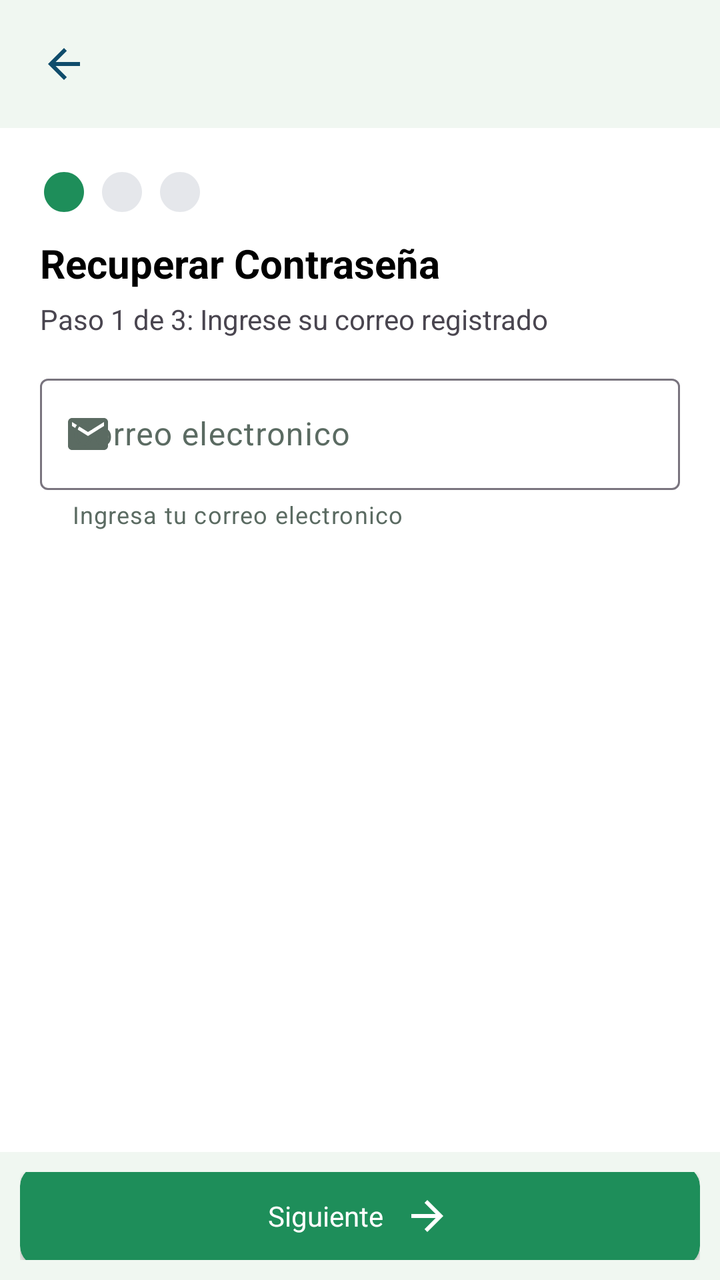
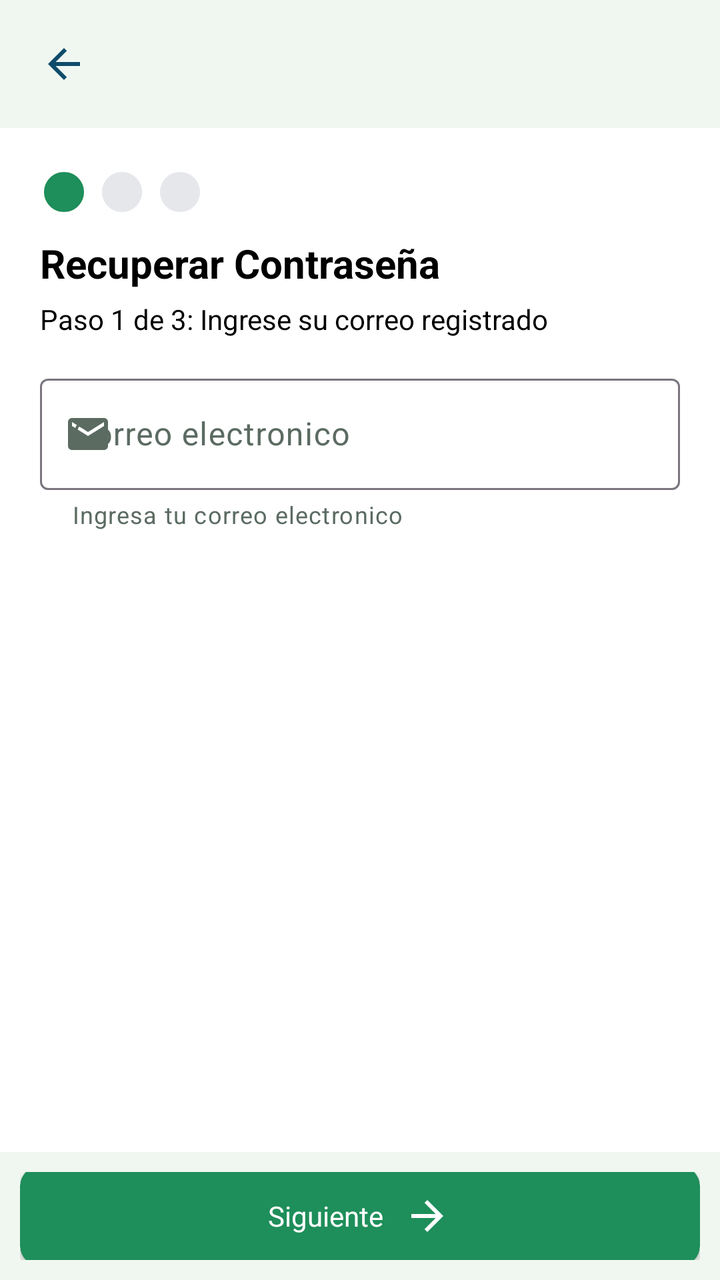

Screens rendered from an Android XML layout before and after an edit, with the pre-edit source and the edit as a unified diff.
<!-- AndroidManifest.xml: application theme Theme.Citasmedicas -->
<!-- res/layout/activity_recuperar.xml -->
<?xml version="1.0" encoding="utf-8"?>
<androidx.constraintlayout.widget.ConstraintLayout xmlns:android="http://schemas.android.com/apk/res/android"
    xmlns:app="http://schemas.android.com/apk/res-auto"
    xmlns:tools="http://schemas.android.com/tools"
    android:id="@+id/main"
    android:layout_width="match_parent"
    android:layout_height="match_parent"
    tools:context=".ui.Recuperar">
    <LinearLayout
        android:layout_width="match_parent"
        android:layout_height="match_parent"
        android:background="@color/white"
        android:orientation="vertical">
        <LinearLayout
            android:layout_width="match_parent"
            android:layout_height="0dp"
            android:layout_weight="10"
            android:background="@color/background2"
            android:orientation="horizontal"
            android:gravity="center_vertical"
            android:paddingLeft="20dp">
            <ImageView
                android:id="@+id/btn_atras"
                android:layout_width="wrap_content"
                android:layout_height="wrap_content"
                android:src="@drawable/baseline_arrow_back_24"></ImageView>
            <TextView
                android:paddingLeft="10dp"
                android:layout_width="wrap_content"
                android:layout_height="wrap_content"></TextView>
        </LinearLayout>
        <ViewFlipper
            android:id="@+id/viewflipper_recuperar"
            android:layout_width="match_parent"
            android:layout_height="0dp"
            android:layout_weight="80">
            <LinearLayout
                android:layout_width="match_parent"
                android:layout_height="match_parent"
                android:orientation="vertical"
                android:gravity="top"
                android:padding="20dp">
                <LinearLayout
                    android:layout_width="wrap_content"
                    android:layout_height="wrap_content"
                    android:orientation="horizontal">
                    <ImageView
                        android:layout_width="wrap_content"
                        android:layout_height="wrap_content"
                        android:src="@drawable/baseline_circle_active"
                        android:paddingRight="5dp"></ImageView>
                    <ImageView
                        android:layout_width="wrap_content"
                        android:layout_height="wrap_content"
                        android:src="@drawable/baseline_circle_inactive"
                        android:paddingRight="5dp"></ImageView>
                    <ImageView
                        android:layout_width="wrap_content"
                        android:layout_height="wrap_content"
                        android:src="@drawable/baseline_circle_inactive"></ImageView>
                </LinearLayout>
                <TextView
                    android:paddingTop="10dp"
                    android:layout_width="wrap_content"
                    android:layout_height="wrap_content"
                    android:layout_gravity="left"
                    android:text="@string/recuperar_contra"
                    android:textStyle="bold"
                    android:textSize="20dp"
                    android:textColor="@color/black"></TextView>
                <TextView
                    android:paddingTop="5dp"
                    android:layout_gravity="left"
                    android:layout_width="wrap_content"
                    android:layout_height="wrap_content"
                    android:text="@string/Paso1_recuperar"
                    android:paddingBottom="15dp"></TextView>
                <com.google.android.material.textfield.TextInputLayout
                    android:id="@+id/input_correoregistrado"
                    android:paddingBottom="15dp"
                    android:layout_gravity="left"
                    android:layout_width="match_parent"
                    android:layout_height="wrap_content"
                    android:hint="@string/correo"
                    android:textColorHint="@color/inputs"
                    app:helperTextEnabled="true"
                    app:helperText="@string/help_correo"
                    app:helperTextTextColor="@color/inputs"
                    app:endIconTint="@color/inputs"
                    app:startIconTint="@color/inputs"
                    app:endIconMode="clear_text"
                    app:startIconDrawable="@drawable/baseline_email_24">
                    <com.google.android.material.textfield.TextInputEditText
                        android:textColor="@color/inputs"
                        android:id="@+id/recuperar_correo"
                        android:layout_width="match_parent"
                        android:layout_height="match_parent"
                        android:inputType="textEmailAddress"
                        android:maxLength="100"
                        android:maxLines="1">
                    </com.google.android.material.textfield.TextInputEditText>
                </com.google.android.material.textfield.TextInputLayout>
            </LinearLayout>
            <LinearLayout
                android:layout_width="match_parent"
                android:layout_height="match_parent"
                android:orientation="vertical"
                android:gravity="top"
                android:padding="20dp">
                <LinearLayout
                    android:layout_width="wrap_content"
                    android:layout_height="wrap_content"
                    android:orientation="horizontal">
                    <ImageView
                        android:layout_width="wrap_content"
                        android:layout_height="wrap_content"
                        android:src="@drawable/baseline_circle_inactive"
                        android:paddingRight="5dp"></ImageView>
                    <ImageView
                        android:layout_width="wrap_content"
                        android:layout_height="wrap_content"
                        android:src="@drawable/baseline_circle_active"
                        android:paddingRight="5dp"></ImageView>
                    <ImageView
                        android:layout_width="wrap_content"
                        android:layout_height="wrap_content"
                        android:src="@drawable/baseline_circle_inactive"></ImageView>
                </LinearLayout>
                <TextView
                    android:paddingTop="10dp"
                    android:layout_width="wrap_content"
                    android:layout_height="wrap_content"
                    android:layout_gravity="left"
                    android:text="@string/recuperar_contra2"
                    android:textStyle="bold"
                    android:textSize="20dp"
                    android:textColor="@color/black"></TextView>
                <TextView
                    android:paddingTop="5dp"
                    android:layout_gravity="left"
                    android:layout_width="wrap_content"
                    android:layout_height="wrap_content"
                    android:text="@string/Paso2_recuperar"
                    android:paddingBottom="15dp"></TextView>
                <com.google.android.material.textfield.TextInputLayout
                    android:id="@+id/input_codigo"
                    android:paddingBottom="15dp"
                    android:layout_gravity="left"
                    android:layout_width="match_parent"
                    android:layout_height="wrap_content"
                    android:hint="@string/recuperar"
                    android:textColorHint="@color/inputs"
                    app:helperTextEnabled="true"
                    app:helperText="@string/help_recuperar"
                    app:helperTextTextColor="@color/inputs"
                    app:endIconTint="@color/inputs"
                    app:startIconTint="@color/inputs"
                    app:endIconMode="clear_text"
                    app:startIconDrawable="@drawable/baseline_key_24">
                    <com.google.android.material.textfield.TextInputEditText
                        android:textColor="@color/inputs"
                        android:id="@+id/registro_codigo"
                        android:inputType="number"
                        android:layout_width="match_parent"
                        android:layout_height="match_parent"
                        android:maxLength="6"
                        android:digits="0123456789"
                        android:maxLines="1">
                    </com.google.android.material.textfield.TextInputEditText>
                </com.google.android.material.textfield.TextInputLayout>
            </LinearLayout>
            <LinearLayout
                android:layout_width="match_parent"
                android:layout_height="match_parent"
                android:orientation="vertical"
                android:gravity="top"
                android:padding="20dp">
                <LinearLayout
                    android:layout_width="wrap_content"
                    android:layout_height="wrap_content"
                    android:orientation="horizontal">
                    <ImageView
                        android:layout_width="wrap_content"
                        android:layout_height="wrap_content"
                        android:src="@drawable/baseline_circle_inactive"
                        android:paddingRight="5dp"></ImageView>
                    <ImageView
                        android:layout_width="wrap_content"
                        android:layout_height="wrap_content"
                        android:src="@drawable/baseline_circle_inactive"
                        android:paddingRight="5dp"></ImageView>
                    <ImageView
                        android:layout_width="wrap_content"
                        android:layout_height="wrap_content"
                        android:src="@drawable/baseline_circle_active"></ImageView>
                </LinearLayout>
                <TextView
                    android:paddingTop="10dp"
                    android:layout_width="wrap_content"
                    android:layout_height="wrap_content"
                    android:layout_gravity="left"
                    android:text="@string/recuperar_contra3"
                    android:textStyle="bold"
                    android:textSize="20dp"
                    android:textColor="@color/black"></TextView>
                <TextView
                    android:paddingTop="5dp"
                    android:layout_gravity="left"
                    android:layout_width="wrap_content"
                    android:layout_height="wrap_content"
                    android:text="@string/Paso3_recuperar"
                    android:paddingBottom="15dp"></TextView>
                <com.google.android.material.textfield.TextInputLayout
                    android:id="@+id/input_nuevacontra"
                    android:paddingBottom="15dp"
                    android:layout_gravity="left"
                    android:layout_width="match_parent"
                    android:layout_height="wrap_content"
                    android:textColorHint="@color/inputs"
                    android:hint="@string/nueva_contra"
                    app:helperTextEnabled="true"
                    app:helperText="@string/help_nuevacontra"
                    app:helperTextTextColor="@color/inputs"
                    app:endIconMode="password_toggle"
                    app:endIconTint="@color/inputs"
                    app:startIconTint="@color/inputs"
                    app:startIconDrawable="@drawable/baseline_lock_24">
                    <com.google.android.material.textfield.TextInputEditText
                        android:id="@+id/recuperar_contra"
                        android:textColor="@color/inputs"
                        android:inputType="textPassword"
                        android:layout_width="match_parent"
                        android:layout_height="match_parent"
                        android:maxLength="80"
                        android:maxLines="1">
                    </com.google.android.material.textfield.TextInputEditText>
                </com.google.android.material.textfield.TextInputLayout>
                <com.google.android.material.textfield.TextInputLayout
                    android:id="@+id/input_confirmarnuevacontra"
                    android:paddingBottom="15dp"
                    android:layout_gravity="left"
                    android:layout_width="match_parent"
                    android:layout_height="wrap_content"
                    android:hint="@string/Contra2"
                    android:textColorHint="@color/inputs"
                    app:helperTextEnabled="true"
                    app:helperText="@string/help_contra2"
                    app:helperTextTextColor="@color/inputs"
                    app:endIconMode="password_toggle"
                    app:endIconTint="@color/inputs"
                    app:startIconTint="@color/inputs"
                    app:startIconDrawable="@drawable/baseline_lock_24">
                    <com.google.android.material.textfield.TextInputEditText
                        android:id="@+id/recuperar_contra2"
                        android:textColor="@color/inputs"
                        android:inputType="textPassword"
                        android:layout_width="match_parent"
                        android:layout_height="match_parent"
                        android:maxLength="80"
                        android:maxLines="1">
                    </com.google.android.material.textfield.TextInputEditText>
                </com.google.android.material.textfield.TextInputLayout>
            </LinearLayout>
        </ViewFlipper>
        <LinearLayout
            android:layout_width="match_parent"
            android:layout_height="0dp"
            android:layout_weight="10"
            android:background="@color/background2"
            android:gravity="center"
            android:padding="10dp">
            <androidx.cardview.widget.CardView
                android:id="@+id/btn_siguiente"
                android:focusable="true"
                android:clickable="true"
                android:layout_width="match_parent"
                android:layout_height="50dp"
                app:cardBackgroundColor="@color/primary"
                app:cardCornerRadius="10dp">
                <LinearLayout
                    android:layout_width="match_parent"
                    android:layout_height="match_parent"
                    android:orientation="horizontal"
                    android:gravity="center">
                    <TextView
                        android:id="@+id/txt_boton"
                        android:layout_width="wrap_content"
                        android:layout_height="wrap_content"
                        android:text="@string/siguiente"
                        android:textColor="@color/white"></TextView>
                    <ImageView
                        android:paddingLeft="10dp"
                        android:layout_width="wrap_content"
                        android:layout_height="wrap_content"
                        android:src="@drawable/baseline_arrow_forward_24"></ImageView>

                </LinearLayout>
            </androidx.cardview.widget.CardView>
        </LinearLayout>
    </LinearLayout>
</androidx.constraintlayout.widget.ConstraintLayout>
<!-- resources referenced by this layout -->
<resources>
  <color name="background2">#F0F7F1</color>
  <color name="black">#FF000000</color>
  <color name="inputs">#5B6B62</color>
  <color name="primary">#1E8E5A</color>
  <color name="white">#FFFFFFFF</color>
  <!-- drawable baseline_arrow_back_24 (drawable) -->
  <vector xmlns:android="http://schemas.android.com/apk/res/android" android:autoMirrored="true" android:height="24dp" android:tint="#0F4C6B" android:viewportHeight="24" android:viewportWidth="24" android:width="24dp">
        
      <path android:fillColor="@android:color/white" android:pathData="M20,11H7.83l5.59,-5.59L12,4l-8,8 8,8 1.41,-1.41L7.83,13H20v-2z"/>
      
  </vector>
  <!-- drawable baseline_arrow_forward_24 (drawable) -->
  <vector xmlns:android="http://schemas.android.com/apk/res/android" android:autoMirrored="true" android:height="24dp" android:tint="#FFFFFF" android:viewportHeight="24" android:viewportWidth="24" android:width="24dp">
        
      <path android:fillColor="@android:color/white" android:pathData="M12,4l-1.41,1.41L16.17,11H4v2h12.17l-5.58,5.59L12,20l8,-8z"/>
      
  </vector>
  <!-- drawable baseline_circle_active (drawable) -->
  <vector xmlns:android="http://schemas.android.com/apk/res/android" android:height="24dp" android:tint="#1E8E5A" android:viewportHeight="24" android:viewportWidth="24" android:width="24dp">
        
      <path android:fillColor="@android:color/white" android:pathData="M12,2C6.47,2 2,6.47 2,12s4.47,10 10,10 10,-4.47 10,-10S17.53,2 12,2z"/>
      
  </vector>
  <!-- drawable baseline_circle_inactive (drawable) -->
  <vector xmlns:android="http://schemas.android.com/apk/res/android" android:height="24dp" android:tint="#E5E7EB" android:viewportHeight="24" android:viewportWidth="24" android:width="24dp">
        
      <path android:fillColor="@android:color/white" android:pathData="M12,2C6.47,2 2,6.47 2,12s4.47,10 10,10 10,-4.47 10,-10S17.53,2 12,2z"/>
      
  </vector>
  <!-- drawable baseline_email_24 (drawable) -->
  <vector xmlns:android="http://schemas.android.com/apk/res/android" android:height="24dp" android:tint="#000000" android:viewportHeight="24" android:viewportWidth="24" android:width="24dp">
        
      <path android:fillColor="@android:color/white" android:pathData="M20,4L4,4c-1.1,0 -1.99,0.9 -1.99,2L2,18c0,1.1 0.9,2 2,2h16c1.1,0 2,-0.9 2,-2L22,6c0,-1.1 -0.9,-2 -2,-2zM20,8l-8,5 -8,-5L4,6l8,5 8,-5v2z"/>
      
  </vector>
  <string name="Contra2">Confirmar contraseña</string>
  <string name="Paso1_recuperar">Paso 1 de 3: Ingrese su correo registrado</string>
  <string name="Paso2_recuperar">Paso 2 de 3: Revise el correo, se envio un codigo de 6 digitos</string>
  <string name="Paso3_recuperar">Paso 3 de 3: Ingrese su nueva contraseña</string>
  <string name="correo">Correo electronico</string>
  <string name="help_contra2">Ingresa nuevamente tu contraseña</string>
  <string name="help_correo">Ingresa tu correo electronico</string>
  <string name="help_nuevacontra">Ingrese su nueva contraseña</string>
  <string name="help_recuperar">Ingrese el codigo de 6 digitos</string>
  <string name="nueva_contra">Nueva contraseña</string>
  <string name="recuperar">Codigo</string>
  <string name="recuperar_contra">Recuperar Contraseña</string>
  <string name="recuperar_contra2">Verificar codigo</string>
  <string name="recuperar_contra3">Nueva contraseña</string>
  <string name="siguiente">Siguiente</string>
  <style name="Theme.Citasmedicas" parent="Base.Theme.Citasmedicas" />
  <style name="Base.Theme.Citasmedicas" parent="Theme.Material3.DayNight.NoActionBar">
          <item name="colorPrimary">@color/primary</item>
          <item name="colorPrimaryDark">@color/primary_dark</item>
          <item name="colorAccent">@color/accent</item>
          <item name="android:statusBarColor">@color/primary_dark</item>
          <item name="android:navigationBarColor">@color/white</item>
          <item name="android:windowLightStatusBar">false</item>
      </style>
  <color name="primary_dark">#0E2218</color>
  <color name="accent">#72D350</color>
  <!-- unchanged entries left out for length: 2 -->
</resources>

<!-- the commit's change to res/layout/activity_recuperar.xml (unified diff, before → after) -->
@@ -74,7 +74,8 @@
                     android:layout_width="wrap_content"
                     android:layout_height="wrap_content"
                     android:text="@string/Paso1_recuperar"
-                    android:paddingBottom="15dp"></TextView>
+                    android:paddingBottom="15dp"
+                    android:textColor="@color/black"></TextView>
                 <com.google.android.material.textfield.TextInputLayout
                     android:id="@+id/input_correoregistrado"
                     android:paddingBottom="15dp"
@@ -141,7 +142,8 @@
                     android:layout_width="wrap_content"
                     android:layout_height="wrap_content"
                     android:text="@string/Paso2_recuperar"
-                    android:paddingBottom="15dp"></TextView>
+                    android:paddingBottom="15dp"
+                    android:textColor="@color/black"></TextView>
                 <com.google.android.material.textfield.TextInputLayout
                     android:id="@+id/input_codigo"
                     android:paddingBottom="15dp"
@@ -209,7 +211,8 @@
                     android:layout_width="wrap_content"
                     android:layout_height="wrap_content"
                     android:text="@string/Paso3_recuperar"
-                    android:paddingBottom="15dp"></TextView>
+                    android:paddingBottom="15dp"
+                    android:textColor="@color/black"></TextView>
                 <com.google.android.material.textfield.TextInputLayout
                     android:id="@+id/input_nuevacontra"
                     android:paddingBottom="15dp"
